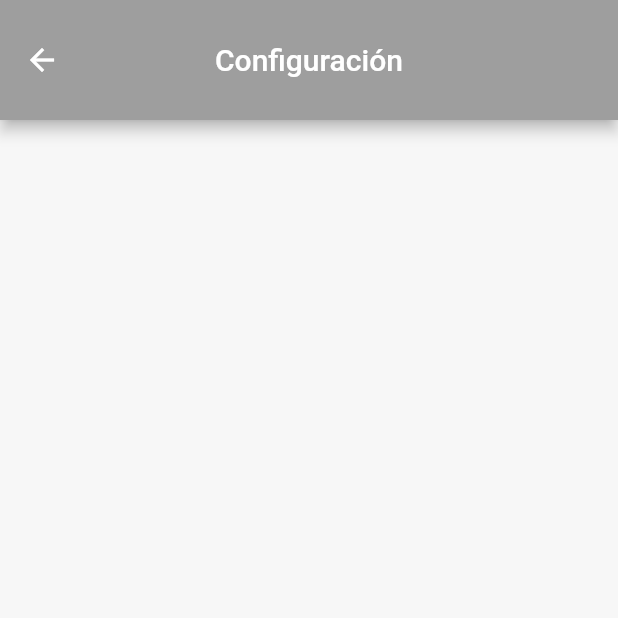
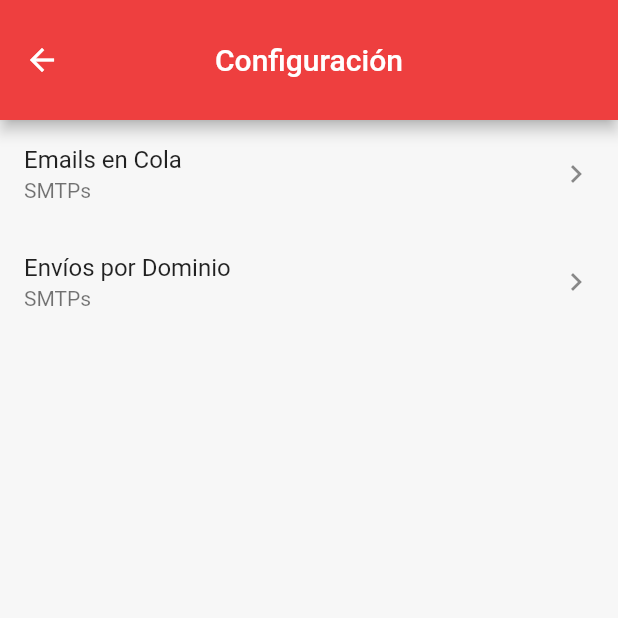
Before and after one commit to diego-mascarenhas/cms_mobile, a Flutter app: the ConfiguracionPage screen opened directly, on a phone screen of 412 x 824 dp, the top half of it. Run offline on Flutter 3.47's test engine with Material 2 defaults, Android fonts, the phone set to English and light mode, and no system bars; our stand-ins replace flutter_slidable; network calls fail; Roboto replaces fonts that are missing (Awesome).

Commit message:
Listado en Configuración

```diff
--- a/lib/pages/comunicaciones_page.dart
+++ b/lib/pages/comunicaciones_page.dart
@@ -17,8 +17,8 @@ class _ComunicacionesPageState extends State<ComunicacionesPage> {
   @override
   Widget build(BuildContext context) => Scaffold(
         appBar: AppBar(
-            title: const Text('Comunicaciones'),
-            backgroundColor: Colors.yellow),
+          title: const Text('Comunicaciones'),
+        ),
         body: SlidableAutoCloseBehavior(
           closeWhenOpened: true,
           child: ListView.builder(
@@ -51,7 +51,7 @@ class _ComunicacionesPageState extends State<ComunicacionesPage> {
                       ],
                     ),
                     endActionPane: ActionPane(
-                      motion: BehindMotion(),
+                      motion: const BehindMotion(),
                       dismissible: DismissiblePane(
                         onDismissed: () => _onDismissed(index, Actions.delete),
                       ),
--- a/lib/pages/configuracion_page.dart
+++ b/lib/pages/configuracion_page.dart
@@ -1,13 +1,46 @@
+import 'package:cms_mobile/pages/mailer_smtps_envios_por_dominio_page.dart';
+import 'package:cms_mobile/pages/mailer_smtps_page.dart';
 import 'package:flutter/material.dart';
 
 class ConfiguracionPage extends StatelessWidget {
-  const ConfiguracionPage({Key? key}) : super(key: key);
+  const ConfiguracionPage({super.key});
 
   @override
-  Widget build(BuildContext context) => Scaffold(
-        appBar: AppBar(
-          title: const Text('Configuración'),
-          backgroundColor: Colors.grey,
-        ),
-      );
+  Widget build(BuildContext context) {
+    return Scaffold(
+      appBar: AppBar(
+        title: const Text('Configuración'),
+      ),
+      body: ListView(
+        children: [
+          ListTile(
+            title: const Text('Emails en Cola'),
+            subtitle: const Text('SMTPs'),
+            trailing: const Icon(Icons.keyboard_arrow_right_sharp),
+            onTap: () {
+              Navigator.push(
+                context,
+                MaterialPageRoute(
+                  builder: (context) => const SmtpsPage(),
+                ),
+              );
+            },
+          ),
+          ListTile(
+            title: const Text('Envíos por Dominio'),
+            subtitle: const Text('SMTPs'),
+            trailing: const Icon(Icons.keyboard_arrow_right_sharp),
+            onTap: () {
+              Navigator.push(
+                context,
+                MaterialPageRoute(
+                  builder: (context) => const SmtpsEnviosPorDominioPage(),
+                ),
+              );
+            },
+          ),
+        ],
+      ),
+    );
+  }
 }
--- a/lib/pages/mailer_smtps_envios_por_dominio_page.dart
+++ b/lib/pages/mailer_smtps_envios_por_dominio_page.dart
@@ -10,7 +10,7 @@ class SmtpsEnviosPorDominioPage extends StatelessWidget {
   @override
   Widget build(BuildContext context) => Scaffold(
         appBar: AppBar(
-          title: const Text('SMTPs Envíos por Dominio'),
+          title: const Text('Envíos por Dominio'),
         ),
         body: FutureBuilder<List<Smtp>>(
           future: fetchItems(http.Client()),
--- a/lib/pages/mailer_smtps_page.dart
+++ b/lib/pages/mailer_smtps_page.dart
@@ -10,7 +10,7 @@
   @override
   Widget build(BuildContext context) => Scaffold(
         appBar: AppBar(
-          title: const Text('SMTPs'),
+          title: const Text('Mails en Cola'),
         ),
         body: FutureBuilder<List<Smtp>>(
           future: fetchItems(http.Client()),
@@ -43,7 +43,7 @@
       itemBuilder: (context, index) {
         return ListTile(
           title: Text(Item[index].host),
-          subtitle: Text('ID: ' + Item[index].id.toString()),
+          subtitle: Text('Mails en cola: ${Item[index].mailq}'),
         );
       },
     );
```
Also changed, not shown: lib/menu.dart (+25 -27 lines).
